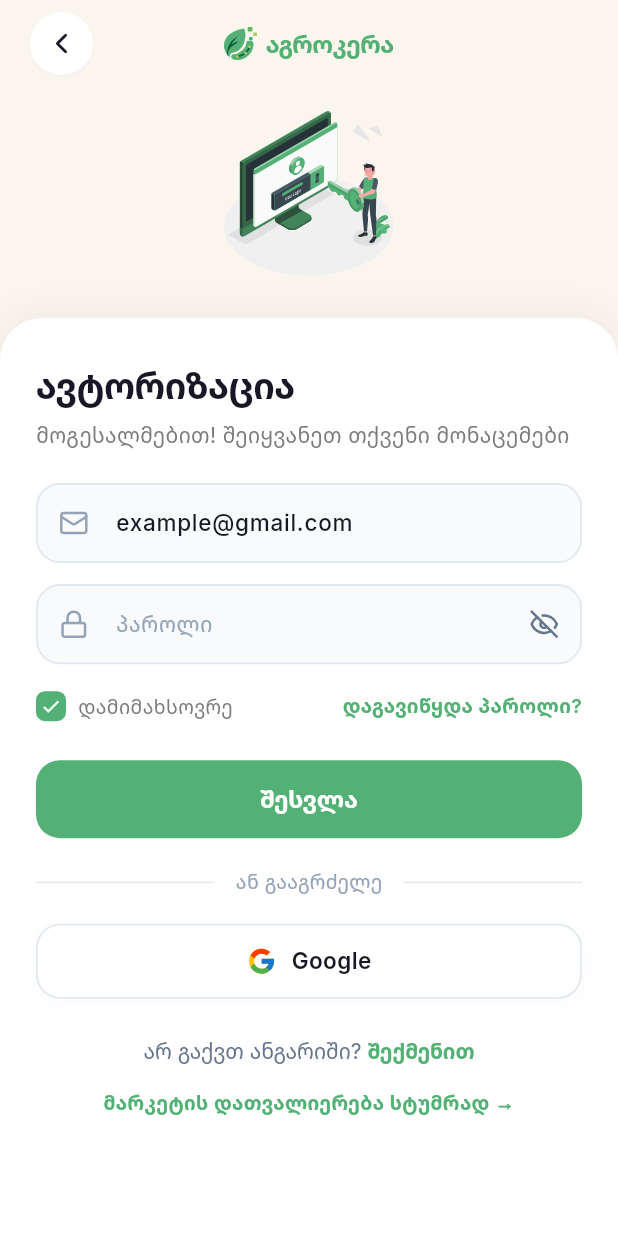
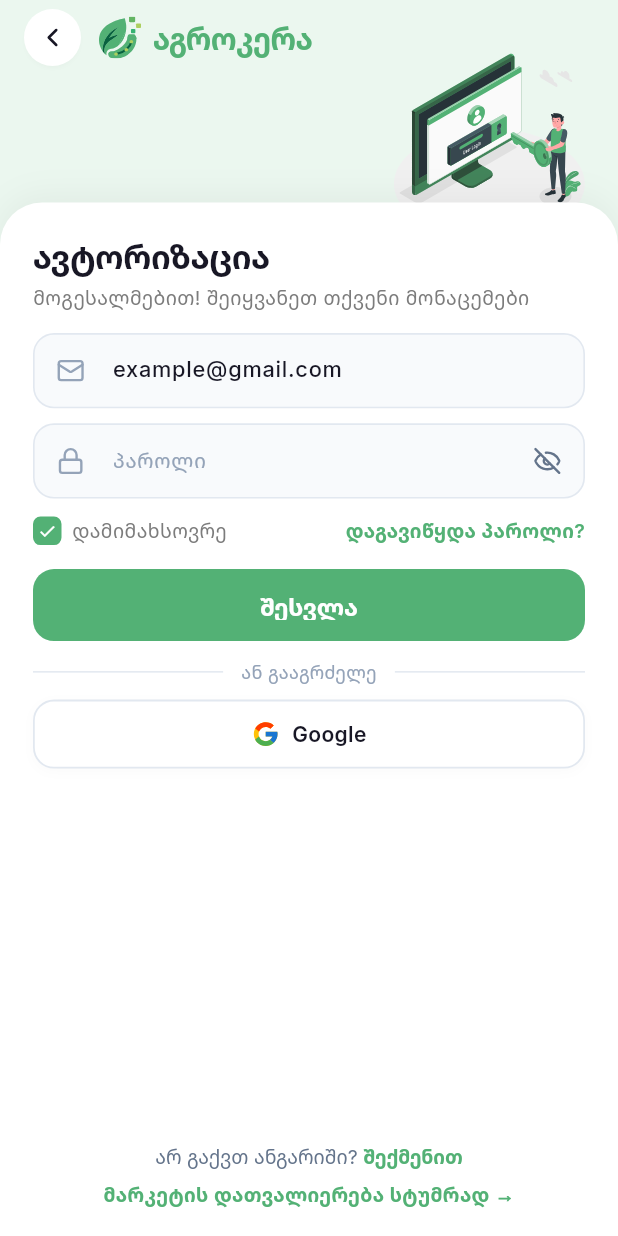
Before and after one commit to Sanchoka19/AgroKera, a Flutter app: the LoginScreen screen opened directly, on a phone screen of 412 x 824 dp. Run offline on Flutter 3.47's test engine with Material 3 defaults, Android fonts, the phone set to English and light mode, and no system bars; our stand-ins replace dio, flutter_map, flutter_riverpod, flutter_svg, google_fonts, latlong2 and 1 more; network calls fail.

Commit message:
feat(auth): polish parcel layout with enlarged brand, right-aligned overlapping illustration, brand green tint, and zero-scroll

```diff
--- a/lib/features/auth/presentation/screens/login_screen.dart
+++ b/lib/features/auth/presentation/screens/login_screen.dart
@@ -12,14 +12,12 @@ import '../widgets/forgot_password_sheet.dart';
 import 'register_screen.dart';
 
 /// Screen 1: ავტორიზაცია (Login / Sign In Screen)
-/// Parcel-style architecture:
-/// - Warm organic header background (#FAF5ED) with illustration and back button
-/// - Overlapping curved white card container (top radius 28px) with subtle elevation
-/// - Modern pill-shaped input fields with icons (#F8FAFC)
-/// - "დამიმახსოვრე" custom checkbox & "დაგავიწყდა პაროლი?" link
-/// - Primary green CTA button (#53B175)
-/// - "ან გააგრძელე" divider & Google OAuth pill button
-/// - Navigation to RegisterScreen & "მარკეტის დათვალიერება სტუმრად →" guest link
+/// Evolution:
+/// - Soft brand green tint background (AppColors.primaryLight #EBF7EF)
+/// - Prominent enlarged brand logo (28x28) and title ("აგროკერა" 20px bold) on top left
+/// - Illustration shifted to the right, submerged ~30% behind the overlapping white card
+/// - Zero-scroll viewport architecture: fits 100% on screen without scrolling
+/// - Pill inputs, custom checkbox, green CTA, Google button & guest link
 class LoginScreen extends ConsumerStatefulWidget {
   const LoginScreen({super.key});
 
@@ -60,25 +58,48 @@ class _LoginScreenState extends ConsumerState<LoginScreen> {
 
   @override
   Widget build(BuildContext context) {
-    const warmHeaderBg = Color(0xFFFAF5ED);
-
     return Scaffold(
-      backgroundColor: warmHeaderBg,
+      backgroundColor: AppColors.primaryLight,
       body: SafeArea(
         bottom: false,
         child: LayoutBuilder(
           builder: (context, constraints) {
             return SingleChildScrollView(
+              physics: const ClampingScrollPhysics(),
               child: ConstrainedBox(
                 constraints: BoxConstraints(minHeight: constraints.maxHeight),
                 child: IntrinsicHeight(
                   child: Column(
                     children: [
-                      // Warm Header Section with Back Button & Illustration
-                      Padding(
-                        padding: const EdgeInsets.symmetric(horizontal: 20, vertical: 8),
+                      // ==========================================
+                      // HEADER: Brand, Back & Right-aligned Illustration (Submerged 30%)
+                      // ==========================================
+                      SizedBox(
+                        height: 135,
+                        width: double.infinity,
+                        child: Stack(
+                          clipBehavior: Clip.none,
+                          children: [
+                            // Illustration placed on the right, submerged ~30% under the white sheet
+                            Positioned(
+                              right: 8,
+                              bottom: -28,
+                              child: SizedBox(
+                                width: 155,
+                                height: 135,
+                                child: SvgPicture.asset(
+                                  AppAssets.signIn,
+                                  fit: BoxFit.contain,
+                                ),
+                              ),
+                            ),
+
+                            // Top Navigation & Branding Bar
+                            Positioned(
+                              top: 6,
+                              left: 16,
                               child: Row(
-                          mainAxisAlignment: MainAxisAlignment.spaceBetween,
+                                mainAxisSize: MainAxisSize.min,
                                 children: [
                                   // Circular back button
                                   Material(
@@ -90,55 +111,48 @@ class _LoginScreenState extends ConsumerState<LoginScreen> {
                                       customBorder: const CircleBorder(),
                                       onTap: () => Navigator.of(context).pop(),
                                       child: const Padding(
-                                  padding: EdgeInsets.all(10),
+                                        padding: EdgeInsets.all(9),
                                         child: Icon(
                                           LucideIcons.chevronLeft,
                                           color: AppColors.textPrimary,
-                                    size: 22,
+                                          size: 20,
                                         ),
                                       ),
                                     ),
                                   ),
-                            // Brand badge
+                                  const SizedBox(width: 12),
+
+                                  // Enlarged Brand Logo & Title
                                   Row(
                                     mainAxisSize: MainAxisSize.min,
                                     children: [
                                       SvgPicture.asset(
                                         AppAssets.logoGreen,
-                                  width: 22,
-                                  height: 22,
+                                        width: 28,
+                                        height: 28,
                                       ),
-                                const SizedBox(width: 6),
+                                      const SizedBox(width: 8),
                                       Text(
                                         'აგროკერა',
-                                  style: AppTypography.titleMedium.copyWith(
-                                    fontSize: 16,
-                                    fontWeight: FontWeight.w700,
+                                        style: AppTypography.h2.copyWith(
+                                          fontSize: 20,
+                                          fontWeight: FontWeight.w800,
                                           color: AppColors.primary,
-                                    letterSpacing: -0.3,
+                                          letterSpacing: -0.4,
                                         ),
                                       ),
                                     ],
                                   ),
-                            // Spacer to balance back button
-                            const SizedBox(width: 42),
+                                ],
+                              ),
+                            ),
                           ],
                         ),
                       ),
 
-                      // Header Illustration
-                      Padding(
-                        padding: const EdgeInsets.only(top: 4, bottom: 20),
-                        child: SizedBox(
-                          height: 130,
-                          child: SvgPicture.asset(
-                            AppAssets.signIn,
-                            fit: BoxFit.contain,
-                          ),
-                        ),
-                      ),
-
-                      // Overlapping White Sheet Card
+                      // ==========================================
+                      // OVERLAPPING WHITE SHEET CARD (100% No-Scroll Viewport)
+                      // ==========================================
                       Expanded(
                         child: Container(
                           width: double.infinity,
@@ -153,7 +167,7 @@ class _LoginScreenState extends ConsumerState<LoginScreen> {
                               ),
                             ],
                           ),
-                          padding: const EdgeInsets.fromLTRB(24, 28, 24, 24),
+                          padding: const EdgeInsets.fromLTRB(22, 20, 22, 14),
                           child: Column(
                             crossAxisAlignment: CrossAxisAlignment.stretch,
                             children: [
@@ -161,21 +175,21 @@ class _LoginScreenState extends ConsumerState<LoginScreen> {
                               Text(
                                 'ავტორიზაცია',
                                 style: AppTypography.h1.copyWith(
-                                  fontSize: 24,
+                                  fontSize: 22,
                                   fontWeight: FontWeight.w800,
                                   color: AppColors.textPrimary,
                                   letterSpacing: -0.3,
                                 ),
                               ),
-                              const SizedBox(height: 6),
+                              const SizedBox(height: 3),
                               Text(
                                 'მოგესალმებით! შეიყვანეთ თქვენი მონაცემები',
                                 style: AppTypography.bodyMedium.copyWith(
                                   color: AppColors.textSecondary,
-                                  fontSize: 14,
+                                  fontSize: 13,
                                 ),
                               ),
-                              const SizedBox(height: 22),
+                              const SizedBox(height: 14),
 
                               // Email Input Field
                               _buildPillTextField(
@@ -184,7 +198,7 @@ class _LoginScreenState extends ConsumerState<LoginScreen> {
                                 hintText: 'ელ.ფოსტა',
                                 prefixIcon: LucideIcons.mail,
                               ),
-                              const SizedBox(height: 14),
+                              const SizedBox(height: 10),
 
                               // Password Input Field
                               _buildPillTextField(
@@ -195,7 +209,7 @@ class _LoginScreenState extends ConsumerState<LoginScreen> {
                                 suffixIcon: IconButton(
                                   icon: Icon(
                                     _obscurePassword ? LucideIcons.eyeOff : LucideIcons.eye,
-                                    size: 20,
+                                    size: 19,
                                     color: const Color(0xFF64748B),
                                   ),
                                   onPressed: () {
@@ -203,7 +217,7 @@ class _LoginScreenState extends ConsumerState<LoginScreen> {
                                   },
                                 ),
                               ),
-                              const SizedBox(height: 14),
+                              const SizedBox(height: 10),
 
                               // "დამიმახსოვრე" & "დაგავიწყდა პაროლი?" Row
                               Row(
@@ -217,34 +231,34 @@ class _LoginScreenState extends ConsumerState<LoginScreen> {
                                     },
                                     borderRadius: BorderRadius.circular(8),
                                     child: Padding(
-                                      padding: const EdgeInsets.symmetric(vertical: 4),
+                                      padding: const EdgeInsets.symmetric(vertical: 2),
                                       child: Row(
                                         mainAxisSize: MainAxisSize.min,
                                         children: [
                                           Container(
-                                            width: 20,
-                                            height: 20,
+                                            width: 19,
+                                            height: 19,
                                             decoration: BoxDecoration(
                                               color: _rememberMe
                                                   ? AppColors.primary
                                                   : Colors.transparent,
-                                              borderRadius: BorderRadius.circular(6),
+                                              borderRadius: BorderRadius.circular(5),
                                               border: Border.all(
                                                 color: _rememberMe
                                                     ? AppColors.primary
                                                     : const Color(0xFFCBD5E1),
-                                                width: 1.6,
+                                                width: 1.5,
                                               ),
                                             ),
                                             child: _rememberMe
                                                 ? const Icon(
                                                     Icons.check,
-                                                    size: 14,
+                                                    size: 13,
                                                     color: Colors.white,
                                                   )
                                                 : null,
                                           ),
-                                          const SizedBox(width: 8),
+                                          const SizedBox(width: 7),
                                           Text(
                                             'დამიმახსოვრე',
                                             style: AppTypography.bodyMedium.copyWith(
@@ -277,16 +291,16 @@ class _LoginScreenState extends ConsumerState<LoginScreen> {
                                   ),
                                 ],
                               ),
-                              const SizedBox(height: 22),
+                              const SizedBox(height: 14),
 
                               // Primary "შესვლა" CTA Button
                               PrimaryButton(
                                 text: 'შესვლა',
-                                borderRadius: BorderRadius.circular(16),
-                                height: 52,
+                                borderRadius: BorderRadius.circular(14),
+                                height: 48,
                                 onPressed: _onSignIn,
                               ),
-                              const SizedBox(height: 20),
+                              const SizedBox(height: 12),
 
                               // "ან გააგრძელე" Divider
                               Row(
@@ -295,12 +309,12 @@ class _LoginScreenState extends ConsumerState<LoginScreen> {
                                     child: Divider(color: Color(0xFFE2E8F0), thickness: 1),
                                   ),
                                   Padding(
-                                    padding: const EdgeInsets.symmetric(horizontal: 14),
+                                    padding: const EdgeInsets.symmetric(horizontal: 12),
                                     child: Text(
                                       'ან გააგრძელე',
                                       style: AppTypography.caption.copyWith(
                                         color: const Color(0xFF94A3B8),
-                                        fontSize: 13,
+                                        fontSize: 12,
                                         fontWeight: FontWeight.w500,
                                       ),
                                     ),
@@ -310,22 +324,22 @@ class _LoginScreenState extends ConsumerState<LoginScreen> {
                                   ),
                                 ],
                               ),
-                              const SizedBox(height: 18),
+                              const SizedBox(height: 10),
 
                               // Google OAuth Button
                               InkWell(
                                 onTap: _onSignIn,
-                                borderRadius: BorderRadius.circular(16),
+                                borderRadius: BorderRadius.circular(14),
                                 child: Container(
-                                  height: 50,
+                                  height: 46,
                                   decoration: BoxDecoration(
                                     color: Colors.white,
-                                    borderRadius: BorderRadius.circular(16),
+                                    borderRadius: BorderRadius.circular(14),
                                     border: Border.all(color: const Color(0xFFE2E8F0), width: 1.2),
                                     boxShadow: [
                                       BoxShadow(
                                         color: Colors.black.withValues(alpha: 0.02),
-                                        blurRadius: 8,
+                                        blurRadius: 6,
                                         offset: const Offset(0, 2),
                                       ),
                                     ],
@@ -335,15 +349,15 @@ class _LoginScreenState extends ConsumerState<LoginScreen> {
                                     children: [
                                       SvgPicture.asset(
                                         AppAssets.google,
-                                        width: 20,
-                                        height: 20,
+                                        width: 19,
+                                        height: 19,
                                       ),
-                                      const SizedBox(width: 10),
+                                      const SizedBox(width: 8),
                                       Text(
                                         'Google',
                                         style: AppTypography.button.copyWith(
                                           color: AppColors.textPrimary,
-                                          fontSize: 15,
+                                          fontSize: 14,
                                           fontWeight: FontWeight.w600,
                                         ),
                                       ),
@@ -351,7 +365,7 @@ class _LoginScreenState extends ConsumerState<LoginScreen> {
                                   ),
                                 ),
                               ),
-                              const SizedBox(height: 24),
+                              const Spacer(),
 
                               // Bottom prompt: "არ გაქვთ ანგარიში? შექმენით"
                               Center(
@@ -368,14 +382,14 @@ class _LoginScreenState extends ConsumerState<LoginScreen> {
                                       text: 'არ გაქვთ ანგარიში? ',
                                       style: AppTypography.bodyMedium.copyWith(
                                         color: const Color(0xFF64748B),
-                                        fontSize: 14,
+                                        fontSize: 13,
                                       ),
                                       children: [
                                         TextSpan(
                                           text: 'შექმენით',
                                           style: AppTypography.bodyMedium.copyWith(
                                             color: AppColors.primary,
-                                            fontSize: 14,
+                                            fontSize: 13,
                                             fontWeight: FontWeight.w700,
                                           ),
                                         ),
@@ -384,7 +398,7 @@ class _LoginScreenState extends ConsumerState<LoginScreen> {
                                   ),
                                 ),
                               ),
-                              const SizedBox(height: 16),
+                              const SizedBox(height: 8),
 
                               // Guest shortcut: "მარკეტის დათვალიერება სტუმრად →"
                               Center(
@@ -400,7 +414,7 @@ class _LoginScreenState extends ConsumerState<LoginScreen> {
                                   ),
                                 ),
                               ),
-                              const SizedBox(height: 8),
+                              const SizedBox(height: 4),
                             ],
                           ),
                         ),
@@ -427,27 +441,27 @@ class _LoginScreenState extends ConsumerState<LoginScreen> {
     return Container(
       decoration: BoxDecoration(
         color: const Color(0xFFF8FAFC),
-        borderRadius: BorderRadius.circular(16),
-        border: Border.all(color: const Color(0xFFE2E8F0), width: 1.2),
+        borderRadius: BorderRadius.circular(14),
+        border: Border.all(color: const Color(0xFFE2E8F0), width: 1.1),
       ),
       child: TextField(
         controller: controller,
         keyboardType: keyboardType,
         obscureText: obscureText,
-        style: const TextStyle(fontSize: 15, color: AppColors.textPrimary, fontWeight: FontWeight.w500),
+        style: const TextStyle(fontSize: 14.5, color: AppColors.textPrimary, fontWeight: FontWeight.w500),
         decoration: InputDecoration(
           hintText: hintText,
-          hintStyle: const TextStyle(color: Color(0xFF94A3B8), fontSize: 14),
-          prefixIcon: Icon(prefixIcon, size: 20, color: const Color(0xFF94A3B8)),
+          hintStyle: const TextStyle(color: Color(0xFF94A3B8), fontSize: 13.5),
+          prefixIcon: Icon(prefixIcon, size: 19, color: const Color(0xFF94A3B8)),
           suffixIcon: suffixIcon,
           filled: true,
           fillColor: Colors.transparent,
-          contentPadding: const EdgeInsets.symmetric(horizontal: 16, vertical: 15),
+          contentPadding: const EdgeInsets.symmetric(horizontal: 14, vertical: 13),
           border: InputBorder.none,
           enabledBorder: InputBorder.none,
           focusedBorder: OutlineInputBorder(
-            borderRadius: BorderRadius.circular(16),
-            borderSide: const BorderSide(color: AppColors.primary, width: 1.8),
+            borderRadius: BorderRadius.circular(14),
+            borderSide: const BorderSide(color: AppColors.primary, width: 1.6),
           ),
         ),
       ),
```
Also changed, not shown: lib/features/auth/presentation/screens/register_screen.dart (+90 -75 lines). Lines whose indentation alone changed are shown as unchanged.
